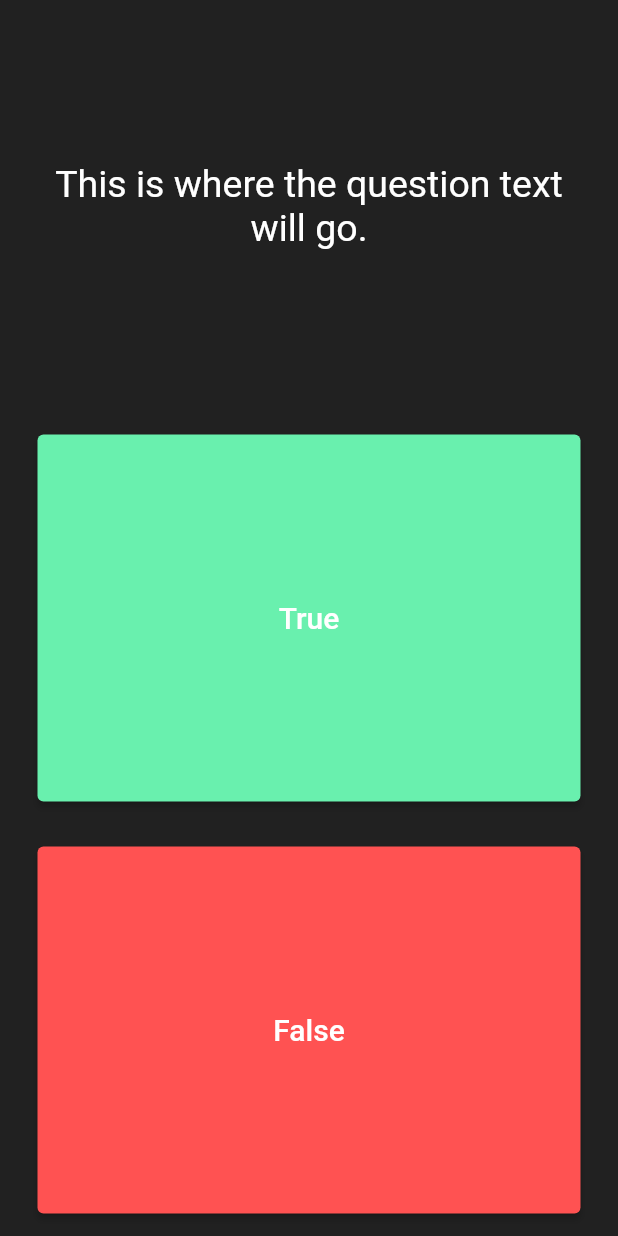
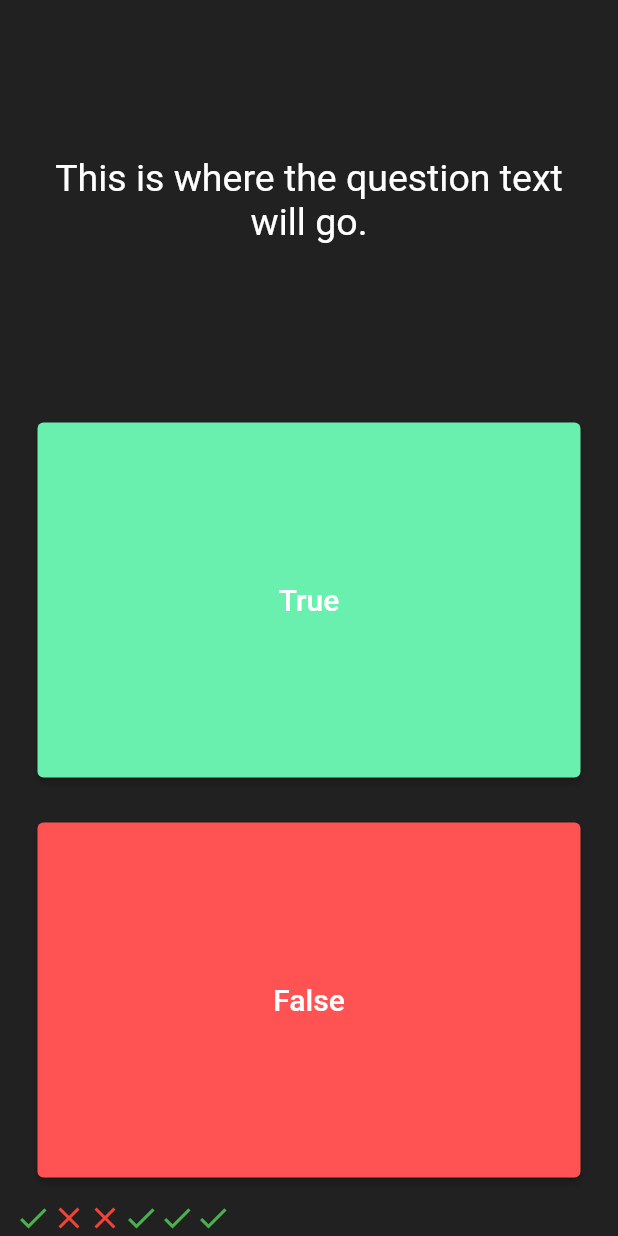
Before and after one commit to Reisuke1231/quizzler_flutter, a Flutter app: the screen it shows after launch, after a tap on "True", on a phone screen of 412 x 824 dp. Run offline on Flutter 3.47's test engine with Material 2 defaults, Android fonts, the phone set to English and light mode, and no system bars.

Commit message:
Add scoreKeeper

```diff
--- a/lib/main.dart
+++ b/lib/main.dart
@@ -31,6 +31,29 @@ class QuizPage extends StatefulWidget {
 }
 
 class _QuizPageState extends State<QuizPage> {
+  List<Icon> scoreKeeper = [
+    const Icon(
+      Icons.check,
+      color: Colors.green,
+    ),
+    const Icon(
+      Icons.close,
+      color: Colors.red,
+    ),
+    const Icon(
+      Icons.close,
+      color: Colors.red,
+    ),
+    const Icon(
+      Icons.check,
+      color: Colors.green,
+    ),
+    const Icon(
+      Icons.check,
+      color: Colors.green,
+    ),
+  ];
+
   @override
   Widget build(BuildContext context) {
     return Column(
@@ -74,7 +97,14 @@ class _QuizPageState extends State<QuizPage> {
                 ),
               ),
               onPressed: () {
-                //TODO: user picked True
+                setState(() {
+                  scoreKeeper.add(
+                    const Icon(
+                      Icons.check,
+                      color: Colors.green,
+                    ),
+                  );
+                });
               },
             ),
           ),
@@ -106,7 +136,9 @@ class _QuizPageState extends State<QuizPage> {
             ),
           ),
         ),
-        //TODO: Add a Row here as your score keeper
+        Row(
+          children: scoreKeeper,
+        ),
       ],
     );
   }
```
